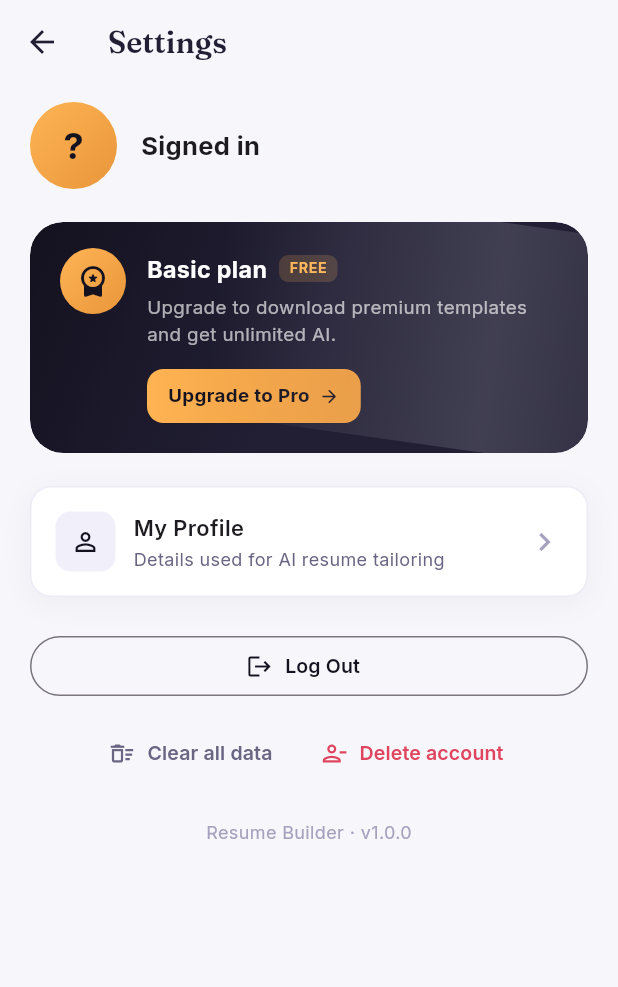
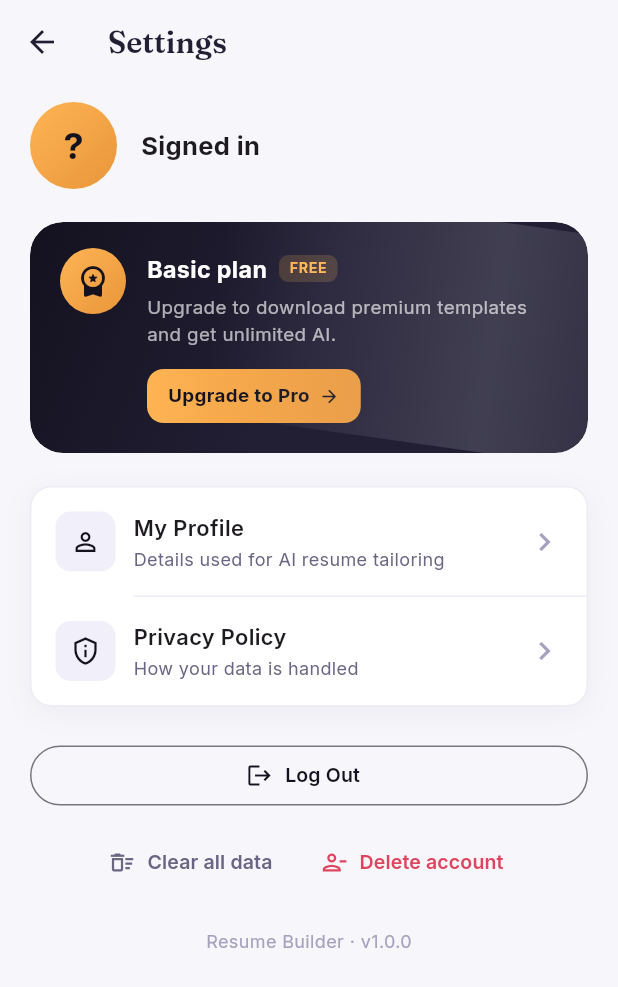
Before and after one commit to ZeeshanFarooq0312/RESUME-MAKER-APP, a Flutter app: the SettingsTabScreen screen opened directly, on a phone screen of 412 x 824 dp. Shown: the top 987 px of the screen. Run offline on Flutter 3.47's test engine with Material 3 defaults, Android fonts, the phone set to English and light mode, and no system bars; our stand-ins replace file_picker, firebase_auth, firebase_core, image_picker, pdf, printing and 1 more; missing offline and left inert: google_mlkit_translation, purchases_flutter, read_pdf_text, screen_protector; accounts and stored records are empty.

Commit message:
Add in-app Privacy Policy link in Settings
Adds a "Privacy Policy" row to the Settings group card that opens the hosted
policy URL in the browser via url_launcher. Includes the https VIEW intent in
AndroidManifest queries so the link resolves on Android 11+.

Co-Authored-By: Claude Sonnet 5 <noreply@anthropic.com>

```diff
--- a/lib/screens/settings_tab_screen.dart
+++ b/lib/screens/settings_tab_screen.dart
@@ -1,11 +1,17 @@
 import 'package:flutter/material.dart';
 import 'package:shared_preferences/shared_preferences.dart';
+import 'package:url_launcher/url_launcher.dart';
 import '../services/account_repository.dart';
 import '../services/subscription_repository.dart';
 import '../theme/app_theme.dart';
 import '../widgets/shimmer_sweep.dart';
 import 'paywall_screen.dart';
 import 'profile_screen.dart';
+
+/// Public URL of the hosted privacy policy (GitHub Pages, docs/ folder).
+/// Same page Google Play links to for the Privacy Policy and account-deletion
+/// requirements, kept in one place so the in-app link can't drift from it.
+const _privacyPolicyUrl = 'https://zeeshanfarooq0312.github.io/RESUME-MAKER-APP/';
 
 class SettingsTabScreen extends StatefulWidget {
   const SettingsTabScreen({super.key});
@@ -55,6 +61,16 @@ class _SettingsTabScreenState extends State<SettingsTabScreen> {
           const SnackBar(content: Text("Couldn't restore purchases. Please try again.")),
         );
       }
+    }
+  }
+
+  Future<void> _openPrivacyPolicy() async {
+    final uri = Uri.parse(_privacyPolicyUrl);
+    final opened = await launchUrl(uri, mode: LaunchMode.externalApplication);
+    if (!opened && mounted) {
+      ScaffoldMessenger.of(context).showSnackBar(
+        const SnackBar(content: Text("Couldn't open the privacy policy.")),
+      );
     }
   }
 
@@ -133,6 +149,13 @@ class _SettingsTabScreenState extends State<SettingsTabScreen> {
                   onTap: _restore,
                 ),
               ],
+              const _RowDivider(),
+              _SettingsRow(
+                icon: Icons.privacy_tip_outlined,
+                title: 'Privacy Policy',
+                subtitle: 'How your data is handled',
+                onTap: _openPrivacyPolicy,
+              ),
             ]),
             const SizedBox(height: 22),
             SizedBox(
--- a/pubspec.yaml
+++ b/pubspec.yaml
@@ -24,6 +24,7 @@ dependencies:
   purchases_flutter: ^8.4.0
   firebase_core: ^3.6.0
   firebase_auth: ^5.3.1
+  url_launcher: ^6.3.0
 
 dev_dependencies:
   flutter_test:
```
Also changed, not shown: pubspec.lock, 1 other file.
